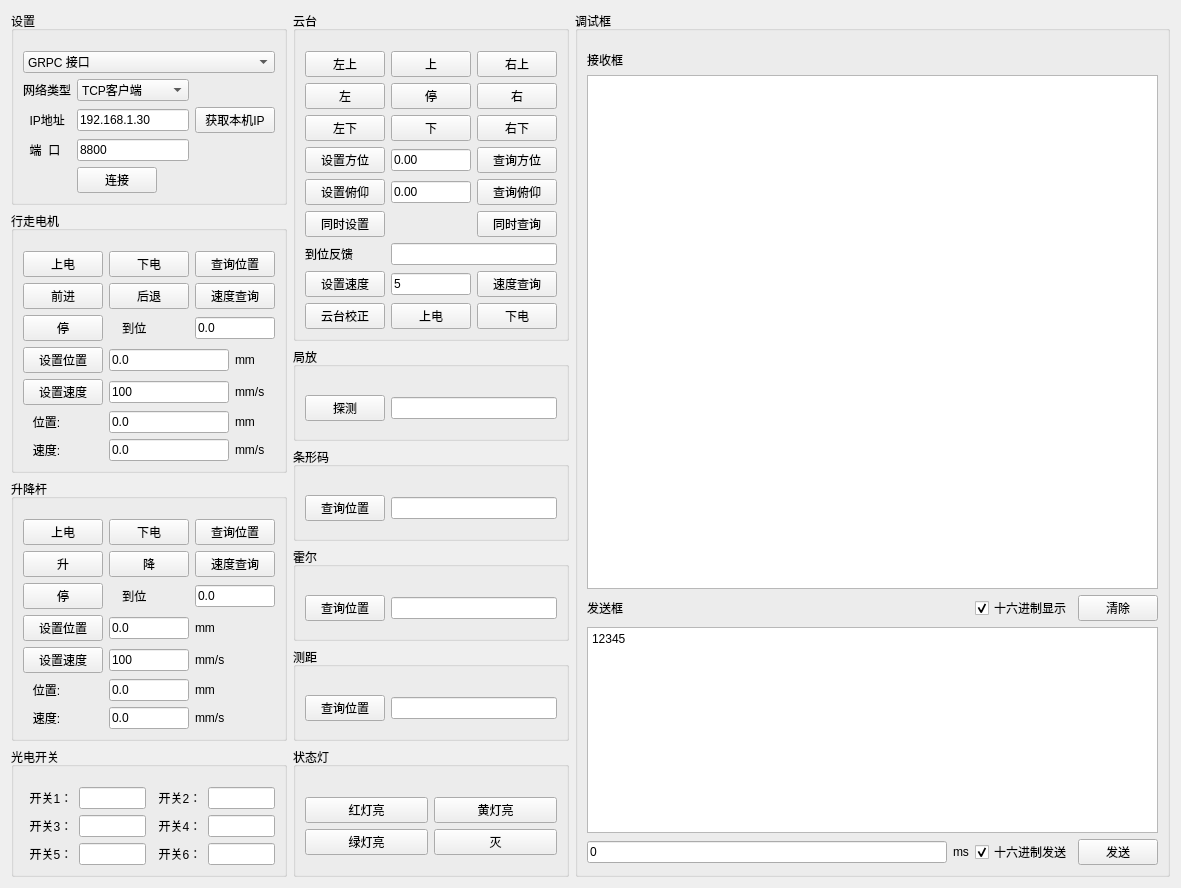
This is src/ui/ORIR_Debug_Page.ui in zhangfengqilk/ORIR_Debug_Client as Qt 5 draws it before an edit. The edited form follows.
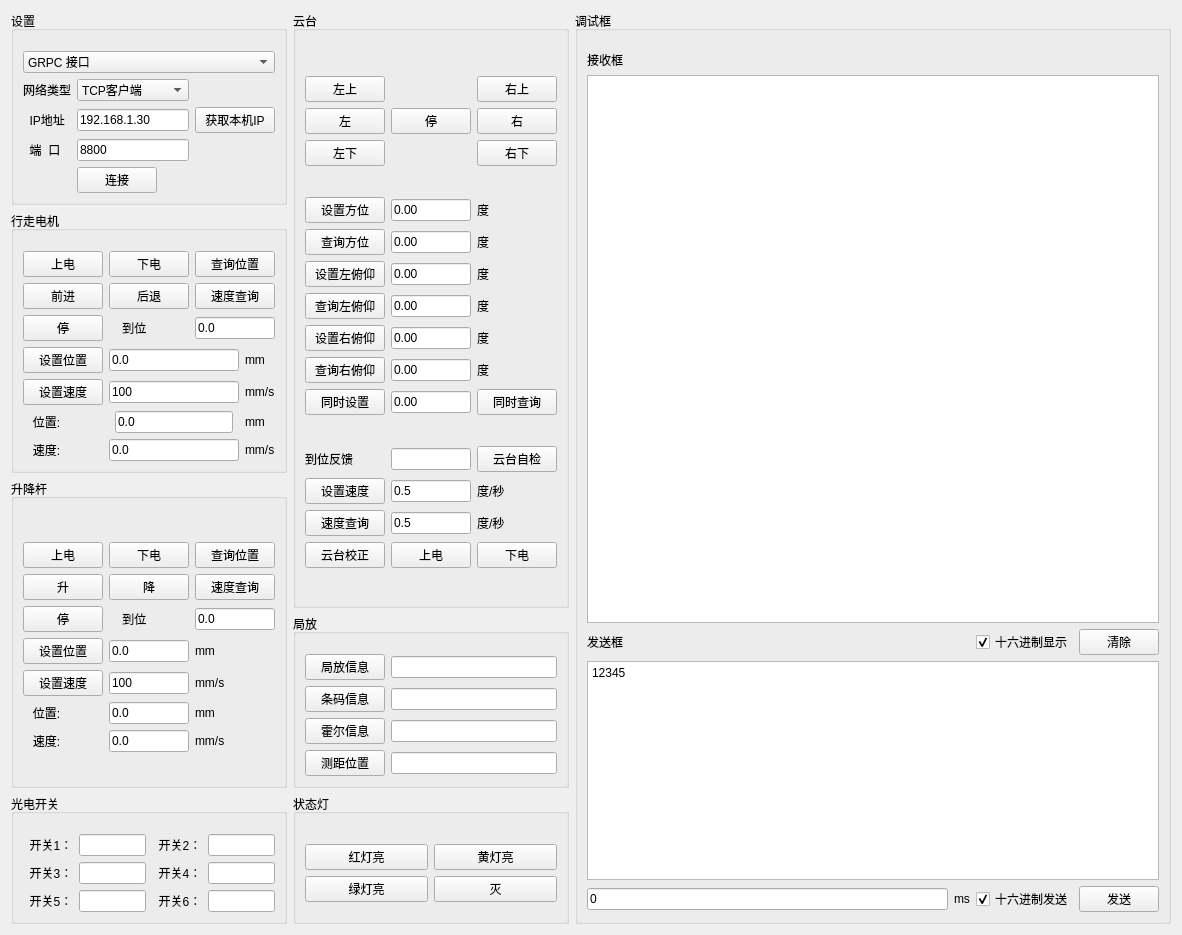
This is the edited form.

The edit to the form file:
```diff
--- a/src/ui/ORIR_Debug_Page.ui
+++ b/src/ui/ORIR_Debug_Page.ui
@@ -6,8 +6,8 @@
    <rect>
     <x>0</x>
     <y>0</y>
-    <width>1181</width>
-    <height>876</height>
+    <width>1182</width>
+    <height>935</height>
    </rect>
   </property>
   <property name="windowTitle">
@@ -122,201 +122,6 @@
        </layout>
       </widget>
      </item>
-     <item row="0" column="1" rowspan="2">
-      <widget class="QGroupBox" name="groupBox_2">
-       <property name="title">
-        <string>云台</string>
-       </property>
-       <layout class="QGridLayout" name="gridLayout_6">
-        <property name="topMargin">
-         <number>20</number>
-        </property>
-        <item row="0" column="0">
-         <layout class="QGridLayout" name="gridLayout_3">
-          <item row="1" column="2">
-           <widget class="QPushButton" name="ptz_stop_btn">
-            <property name="text">
-             <string>停</string>
-            </property>
-           </widget>
-          </item>
-          <item row="0" column="3">
-           <widget class="QPushButton" name="ptz_rightup_btn">
-            <property name="text">
-             <string>右上</string>
-            </property>
-           </widget>
-          </item>
-          <item row="2" column="3">
-           <widget class="QPushButton" name="ptz_rightdown_btn">
-            <property name="text">
-             <string>右下</string>
-            </property>
-           </widget>
-          </item>
-          <item row="1" column="3">
-           <widget class="QPushButton" name="ptz_right_btn">
-            <property name="text">
-             <string>右</string>
-            </property>
-           </widget>
-          </item>
-          <item row="2" column="1">
-           <widget class="QPushButton" name="ptz_leftdown_btn">
-            <property name="text">
-             <string>左下</string>
-            </property>
-           </widget>
-          </item>
-          <item row="0" column="2">
-           <widget class="QPushButton" name="ptz_up_btn">
-            <property name="text">
-             <string>上</string>
-            </property>
-           </widget>
-          </item>
-          <item row="0" column="1">
-           <widget class="QPushButton" name="ptz_leftup_btn">
-            <property name="text">
-             <string>左上</string>
-            </property>
-           </widget>
-          </item>
-          <item row="2" column="2">
-           <widget class="QPushButton" name="ptz_down_btn">
-            <property name="text">
-             <string>下</string>
-            </property>
-           </widget>
-          </item>
-          <item row="1" column="1">
-           <widget class="QPushButton" name="ptz_left_btn">
-            <property name="text">
-             <string>左</string>
-            </property>
-           </widget>
-          </item>
-         </layout>
-        </item>
-        <item row="2" column="0">
-         <layout class="QGridLayout" name="gridLayout_4">
-          <item row="1" column="1">
-           <widget class="QLineEdit" name="ptz_velocity_le">
-            <property name="text">
-             <string>5</string>
-            </property>
-           </widget>
-          </item>
-          <item row="1" column="0">
-           <widget class="QPushButton" name="ptz_set_velocity_btn">
-            <property name="text">
-             <string>设置速度</string>
-            </property>
-           </widget>
-          </item>
-          <item row="1" column="2">
-           <widget class="QPushButton" name="ptz_query_velocity_btn">
-            <property name="text">
-             <string>速度查询</string>
-            </property>
-           </widget>
-          </item>
-          <item row="2" column="0">
-           <widget class="QPushButton" name="ptz_set_zero_position_btn">
-            <property name="text">
-             <string>云台校正</string>
-            </property>
-           </widget>
-          </item>
-          <item row="0" column="0">
-           <widget class="QLabel" name="label_2">
-            <property name="text">
-             <string>到位反馈</string>
-            </property>
-           </widget>
-          </item>
-          <item row="2" column="1">
-           <widget class="QPushButton" name="ptz_poweron_btn">
-            <property name="text">
-             <string>上电</string>
-            </property>
-           </widget>
-          </item>
-          <item row="2" column="2">
-           <widget class="QPushButton" name="ptz_poweroff_btn">
-            <property name="text">
-             <string>下电</string>
-            </property>
-           </widget>
-          </item>
-          <item row="0" column="1" colspan="2">
-           <widget class="QLineEdit" name="ptz_inplace_le"/>
-          </item>
-         </layout>
-        </item>
-        <item row="1" column="0">
-         <layout class="QGridLayout" name="gridLayout_5">
-          <item row="1" column="1" colspan="2">
-           <widget class="QLineEdit" name="ptz_pitching_le">
-            <property name="text">
-             <string>0.00</string>
-            </property>
-           </widget>
-          </item>
-          <item row="1" column="0">
-           <widget class="QPushButton" name="ptz_set_pitching_btn">
-            <property name="text">
-             <string>设置俯仰</string>
-            </property>
-           </widget>
-          </item>
-          <item row="0" column="0">
-           <widget class="QPushButton" name="ptz_set_bearing_btn">
-            <property name="text">
-             <string>设置方位</string>
-            </property>
-           </widget>
-          </item>
-          <item row="0" column="1" colspan="2">
-           <widget class="QLineEdit" name="ptz_bearing_le">
-            <property name="text">
-             <string>0.00</string>
-            </property>
-           </widget>
-          </item>
-          <item row="0" column="3">
-           <widget class="QPushButton" name="ptz_query_bearing_btn">
-            <property name="text">
-             <string>查询方位</string>
-            </property>
-           </widget>
-          </item>
-          <item row="1" column="3">
-           <widget class="QPushButton" name="ptz_query_pitching_btn">
-            <property name="text">
-             <string>查询俯仰</string>
-            </property>
-           </widget>
-          </item>
-          <item row="2" column="0">
-           <widget class="QPushButton" name="ptz_set_bearing_pitching_btn">
-            <property name="text">
-             <string>同时设置</string>
-            </property>
-           </widget>
-          </item>
-          <item row="2" column="3">
-           <widget class="QPushButton" name="ptz_query_bearing_pitching_btn">
-            <property name="text">
-             <string>同时查询</string>
-            </property>
-           </widget>
-          </item>
-         </layout>
-        </item>
-       </layout>
-      </widget>
-     </item>
      <item row="0" column="2" rowspan="6">
       <widget class="QGroupBox" name="groupBox_11">
        <property name="title">
@@ -419,48 +224,6 @@
         </property>
         <item row="1" column="0">
          <layout class="QGridLayout" name="gridLayout_8">
-          <item row="0" column="0">
-           <widget class="QPushButton" name="walkmotor_set_pos_btn">
-            <property name="text">
-             <string>设置位置</string>
-            </property>
-           </widget>
-          </item>
-          <item row="1" column="0">
-           <widget class="QPushButton" name="walkmotor_set_velocity_btn">
-            <property name="text">
-             <string>设置速度</string>
-            </property>
-           </widget>
-          </item>
-          <item row="2" column="0">
-           <widget class="QLabel" name="label_16">
-            <property name="text">
-             <string>   位置:</string>
-            </property>
-           </widget>
-          </item>
-          <item row="1" column="4">
-           <widget class="QLabel" name="label_20">
-            <property name="text">
-             <string>mm/s</string>
-            </property>
-           </widget>
-          </item>
-          <item row="0" column="4">
-           <widget class="QLabel" name="label_19">
-            <property name="text">
-             <string>mm</string>
-            </property>
-           </widget>
-          </item>
-          <item row="3" column="0">
-           <widget class="QLabel" name="label_17">
-            <property name="text">
-             <string>   速度:</string>
-            </property>
-           </widget>
-          </item>
           <item row="0" column="1" colspan="3">
            <widget class="QLineEdit" name="walkmotor_pos_le">
             <property name="text">
@@ -468,6 +231,20 @@
             </property>
            </widget>
           </item>
+          <item row="2" column="4">
+           <widget class="QLabel" name="label_21">
+            <property name="text">
+             <string>mm</string>
+            </property>
+           </widget>
+          </item>
+          <item row="0" column="4">
+           <widget class="QLabel" name="label_19">
+            <property name="text">
+             <string>mm</string>
+            </property>
+           </widget>
+          </item>
           <item row="1" column="1" colspan="3">
            <widget class="QLineEdit" name="walkmotor_velocity_le">
             <property name="text">
@@ -475,10 +252,31 @@
             </property>
            </widget>
           </item>
-          <item row="2" column="1" colspan="3">
-           <widget class="QLineEdit" name="walkmotor_realtime_pos_le">
+          <item row="0" column="0">
+           <widget class="QPushButton" name="walkmotor_set_pos_btn">
             <property name="text">
-             <string>0.0</string>
+             <string>设置位置</string>
+            </property>
+           </widget>
+          </item>
+          <item row="1" column="0">
+           <widget class="QPushButton" name="walkmotor_set_velocity_btn">
+            <property name="text">
+             <string>设置速度</string>
+            </property>
+           </widget>
+          </item>
+          <item row="3" column="0">
+           <widget class="QLabel" name="label_17">
+            <property name="text">
+             <string>   速度:</string>
+            </property>
+           </widget>
+          </item>
+          <item row="2" column="0">
+           <widget class="QLabel" name="label_16">
+            <property name="text">
+             <string>   位置:</string>
             </property>
            </widget>
           </item>
@@ -489,13 +287,6 @@
             </property>
            </widget>
           </item>
-          <item row="2" column="4">
-           <widget class="QLabel" name="label_21">
-            <property name="text">
-             <string>mm</string>
-            </property>
-           </widget>
-          </item>
           <item row="3" column="4">
            <widget class="QLabel" name="label_22">
             <property name="text">
@@ -503,6 +294,20 @@
             </property>
            </widget>
           </item>
+          <item row="1" column="4">
+           <widget class="QLabel" name="label_20">
+            <property name="text">
+             <string>mm/s</string>
+            </property>
+           </widget>
+          </item>
+          <item row="2" column="2">
+           <widget class="QLineEdit" name="walkmotor_realtime_position_le">
+            <property name="text">
+             <string>0.0</string>
+            </property>
+           </widget>
+          </item>
          </layout>
         </item>
         <item row="0" column="0">
@@ -575,114 +380,6 @@
        </layout>
       </widget>
      </item>
-     <item row="2" column="1" rowspan="3">
-      <layout class="QGridLayout" name="gridLayout_20">
-       <item row="0" column="0">
-        <widget class="QGroupBox" name="groupBox_7">
-         <property name="title">
-          <string>局放</string>
-         </property>
-         <layout class="QGridLayout" name="gridLayout_16">
-          <property name="topMargin">
-           <number>20</number>
-          </property>
-          <item row="0" column="0">
-           <layout class="QHBoxLayout" name="horizontalLayout_2">
-            <item>
-             <widget class="QPushButton" name="partialdischarge_detect_btn">
-              <property name="text">
-               <string>探测</string>
-              </property>
-             </widget>
-            </item>
-            <item>
-             <widget class="QLineEdit" name="partialdischarge_result_le"/>
-            </item>
-           </layout>
-          </item>
-         </layout>
-        </widget>
-       </item>
-       <item row="1" column="0">
-        <widget class="QGroupBox" name="groupBox_8">
-         <property name="title">
-          <string>条形码</string>
-         </property>
-         <layout class="QGridLayout" name="gridLayout_17">
-          <property name="topMargin">
-           <number>20</number>
-          </property>
-          <item row="0" column="0">
-           <layout class="QHBoxLayout" name="horizontalLayout_3">
-            <item>
-             <widget class="QPushButton" name="barcode_query_position_btn">
-              <property name="text">
-               <string>查询位置</string>
-              </property>
-             </widget>
-            </item>
-            <item>
-             <widget class="QLineEdit" name="barcode_position_le"/>
-            </item>
-           </layout>
-          </item>
-         </layout>
-        </widget>
-       </item>
-       <item row="2" column="0">
-        <widget class="QGroupBox" name="groupBox_9">
-         <property name="title">
-          <string>霍尔</string>
-         </property>
-         <layout class="QGridLayout" name="gridLayout_18">
-          <property name="topMargin">
-           <number>20</number>
-          </property>
-          <item row="0" column="0">
-           <layout class="QHBoxLayout" name="horizontalLayout_4">
-            <item>
-             <widget class="QPushButton" name="hall_query_position_btn">
-              <property name="text">
-               <string>查询位置</string>
-              </property>
-             </widget>
-            </item>
-            <item>
-             <widget class="QLineEdit" name="hall_position_le"/>
-            </item>
-           </layout>
-          </item>
-         </layout>
-        </widget>
-       </item>
-       <item row="3" column="0">
-        <widget class="QGroupBox" name="groupBox_10">
-         <property name="title">
-          <string>测距</string>
-         </property>
-         <layout class="QGridLayout" name="gridLayout_19">
-          <property name="topMargin">
-           <number>20</number>
-          </property>
-          <item row="0" column="0">
-           <layout class="QHBoxLayout" name="horizontalLayout_5">
-            <item>
-             <widget class="QPushButton" name="ranging_query_position_btn">
-              <property name="text">
-               <string>查询位置</string>
-              </property>
-             </widget>
-            </item>
-            <item>
-             <widget class="QLineEdit" name="ranging_position_le"/>
-            </item>
-           </layout>
-          </item>
-         </layout>
-        </widget>
-       </item>
-      </layout>
-     </item>
      <item row="5" column="1">
       <widget class="QGroupBox" name="groupBox_5">
        <property name="title">
@@ -966,6 +663,384 @@
        </layout>
       </widget>
      </item>
+     <item row="4" column="1">
+      <layout class="QGridLayout" name="gridLayout_20">
+       <property name="sizeConstraint">
+        <enum>QLayout::SetFixedSize</enum>
+       </property>
+       <property name="verticalSpacing">
+        <number>6</number>
+       </property>
+       <item row="0" column="0">
+        <widget class="QGroupBox" name="groupBox_7">
+         <property name="title">
+          <string>局放</string>
+         </property>
+         <layout class="QGridLayout" name="gridLayout_16">
+          <property name="topMargin">
+           <number>20</number>
+          </property>
+          <item row="2" column="0">
+           <layout class="QHBoxLayout" name="horizontalLayout_4">
+            <item>
+             <widget class="QPushButton" name="hall_query_position_btn">
+              <property name="text">
+               <string>霍尔信息</string>
+              </property>
+             </widget>
+            </item>
+            <item>
+             <widget class="QLineEdit" name="hall_position_le"/>
+            </item>
+           </layout>
+          </item>
+          <item row="0" column="0">
+           <layout class="QHBoxLayout" name="horizontalLayout_2">
+            <item>
+             <widget class="QPushButton" name="partialdischarge_detect_btn">
+              <property name="text">
+               <string>局放信息</string>
+              </property>
+             </widget>
+            </item>
+            <item>
+             <widget class="QLineEdit" name="partialdischarge_result_le"/>
+            </item>
+           </layout>
+          </item>
+          <item row="1" column="0">
+           <layout class="QHBoxLayout" name="horizontalLayout_3">
+            <item>
+             <widget class="QPushButton" name="barcode_query_position_btn">
+              <property name="text">
+               <string>条码信息</string>
+              </property>
+             </widget>
+            </item>
+            <item>
+             <widget class="QLineEdit" name="barcode_position_le"/>
+            </item>
+           </layout>
+          </item>
+          <item row="3" column="0">
+           <layout class="QHBoxLayout" name="horizontalLayout_5">
+            <item>
+             <widget class="QPushButton" name="ranging_query_position_btn">
+              <property name="text">
+               <string>测距位置</string>
+              </property>
+             </widget>
+            </item>
+            <item>
+             <widget class="QLineEdit" name="ranging_cur_position_le"/>
+            </item>
+           </layout>
+          </item>
+         </layout>
+        </widget>
+       </item>
+      </layout>
+     </item>
+     <item row="0" column="1" rowspan="4">
+      <widget class="QGroupBox" name="groupBox_2">
+       <property name="title">
+        <string>云台</string>
+       </property>
+       <layout class="QGridLayout" name="gridLayout_6">
+        <property name="topMargin">
+         <number>20</number>
+        </property>
+        <item row="0" column="0">
+         <layout class="QGridLayout" name="gridLayout_3">
+          <item row="1" column="2">
+           <widget class="QPushButton" name="ptz_stop_btn">
+            <property name="text">
+             <string>停</string>
+            </property>
+           </widget>
+          </item>
+          <item row="0" column="3">
+           <widget class="QPushButton" name="ptz_irup_btn">
+            <property name="text">
+             <string>右上</string>
+            </property>
+           </widget>
+          </item>
+          <item row="2" column="3">
+           <widget class="QPushButton" name="ptz_irdown_btn">
+            <property name="text">
+             <string>右下</string>
+            </property>
+           </widget>
+          </item>
+          <item row="2" column="1">
+           <widget class="QPushButton" name="ptz_vldown_btn">
+            <property name="text">
+             <string>左下</string>
+            </property>
+           </widget>
+          </item>
+          <item row="0" column="1">
+           <widget class="QPushButton" name="ptz_vlup_btn">
+            <property name="text">
+             <string>左上</string>
+            </property>
+           </widget>
+          </item>
+          <item row="1" column="3">
+           <widget class="QPushButton" name="ptz_right_btn">
+            <property name="text">
+             <string>右</string>
+            </property>
+           </widget>
+          </item>
+          <item row="1" column="1">
+           <widget class="QPushButton" name="ptz_left_btn">
+            <property name="text">
+             <string>左</string>
+            </property>
+           </widget>
+          </item>
+         </layout>
+        </item>
+        <item row="1" column="0">
+         <layout class="QGridLayout" name="gridLayout_5">
+          <item row="3" column="0">
+           <widget class="QPushButton" name="ptz_query_left_tilt_btn">
+            <property name="text">
+             <string>查询左俯仰</string>
+            </property>
+           </widget>
+          </item>
+          <item row="5" column="0">
+           <widget class="QPushButton" name="ptz_query_right_tilt_btn">
+            <property name="text">
+             <string>查询右俯仰</string>
+            </property>
+           </widget>
+          </item>
+          <item row="0" column="3">
+           <widget class="QLabel" name="label_30">
+            <property name="text">
+             <string>度</string>
+            </property>
+           </widget>
+          </item>
+          <item row="3" column="3">
+           <widget class="QLabel" name="label_33">
+            <property name="text">
+             <string>度</string>
+            </property>
+           </widget>
+          </item>
+          <item row="5" column="3">
+           <widget class="QLabel" name="label_39">
+            <property name="text">
+             <string>度</string>
+            </property>
+           </widget>
+          </item>
+          <item row="2" column="0">
+           <widget class="QPushButton" name="ptz_set_left_tilt_btn">
+            <property name="text">
+             <string>设置左俯仰</string>
+            </property>
+           </widget>
+          </item>
+          <item row="1" column="3">
+           <widget class="QLabel" name="label_31">
+            <property name="text">
+             <string>度</string>
+            </property>
+           </widget>
+          </item>
+          <item row="1" column="1" colspan="2">
+           <widget class="QLineEdit" name="ptz_cur_pan_le">
+            <property name="text">
+             <string>0.00</string>
+            </property>
+           </widget>
+          </item>
+          <item row="6" column="3">
+           <widget class="QPushButton" name="ptz_query_bearing_pitching_btn">
+            <property name="text">
+             <string>同时查询</string>
+            </property>
+           </widget>
+          </item>
+          <item row="1" column="0">
+           <widget class="QPushButton" name="ptz_query_bearing_btn">
+            <property name="text">
+             <string>查询方位</string>
+            </property>
+           </widget>
+          </item>
+          <item row="0" column="0">
+           <widget class="QPushButton" name="ptz_set_bearing_btn">
+            <property name="text">
+             <string>设置方位</string>
+            </property>
+           </widget>
+          </item>
+          <item row="4" column="3">
+           <widget class="QLabel" name="label_38">
+            <property name="text">
+             <string>度</string>
+            </property>
+           </widget>
+          </item>
+          <item row="4" column="0">
+           <widget class="QPushButton" name="ptz_set_right_tilt_btn">
+            <property name="text">
+             <string>设置右俯仰</string>
+            </property>
+           </widget>
+          </item>
+          <item row="0" column="1" colspan="2">
+           <widget class="QLineEdit" name="ptz_bearing_le">
+            <property name="text">
+             <string>0.00</string>
+            </property>
+           </widget>
+          </item>
+          <item row="2" column="3">
+           <widget class="QLabel" name="label_32">
+            <property name="text">
+             <string>度</string>
+            </property>
+           </widget>
+          </item>
+          <item row="6" column="0">
+           <widget class="QPushButton" name="ptz_set_bearing_pitching_btn">
+            <property name="text">
+             <string>同时设置</string>
+            </property>
+           </widget>
+          </item>
+          <item row="2" column="1" colspan="2">
+           <widget class="QLineEdit" name="ptz_set_left_tilt_le">
+            <property name="text">
+             <string>0.00</string>
+            </property>
+           </widget>
+          </item>
+          <item row="3" column="1" colspan="2">
+           <widget class="QLineEdit" name="ptz_cur_left_tilt_le">
+            <property name="text">
+             <string>0.00</string>
+            </property>
+           </widget>
+          </item>
+          <item row="4" column="1" colspan="2">
+           <widget class="QLineEdit" name="ptz_set_right_tilt_le">
+            <property name="text">
+             <string>0.00</string>
+            </property>
+           </widget>
+          </item>
+          <item row="5" column="1" colspan="2">
+           <widget class="QLineEdit" name="ptz_cur_right_tilt_le_">
+            <property name="text">
+             <string>0.00</string>
+            </property>
+           </widget>
+          </item>
+          <item row="6" column="1" colspan="2">
+           <widget class="QLineEdit" name="ptz_pitching_le_9">
+            <property name="text">
+             <string>0.00</string>
+            </property>
+           </widget>
+          </item>
+         </layout>
+        </item>
+        <item row="2" column="0">
+         <layout class="QGridLayout" name="gridLayout_4">
+          <item row="2" column="2">
+           <widget class="QLabel" name="label_40">
+            <property name="text">
+             <string>度/秒</string>
+            </property>
+           </widget>
+          </item>
+          <item row="0" column="2">
+           <widget class="QPushButton" name="ptz_self_check_btn">
+            <property name="text">
+             <string>云台自检</string>
+            </property>
+           </widget>
+          </item>
+          <item row="2" column="1">
+           <widget class="QLineEdit" name="ptz_cur_velocity_le">
+            <property name="text">
+             <string>0.5</string>
+            </property>
+           </widget>
+          </item>
+          <item row="3" column="2">
+           <widget class="QPushButton" name="ptz_poweroff_btn">
+            <property name="text">
+             <string>下电</string>
+            </property>
+           </widget>
+          </item>
+          <item row="2" column="0">
+           <widget class="QPushButton" name="ptz_query_velocity_btn">
+            <property name="text">
+             <string>速度查询</string>
+            </property>
+           </widget>
+          </item>
+          <item row="1" column="2">
+           <widget class="QLabel" name="label_41">
+            <property name="text">
+             <string>度/秒</string>
+            </property>
+           </widget>
+          </item>
+          <item row="1" column="1">
+           <widget class="QLineEdit" name="ptz_set_velocity_le">
+            <property name="text">
+             <string>0.5</string>
+            </property>
+           </widget>
+          </item>
+          <item row="3" column="1">
+           <widget class="QPushButton" name="ptz_poweron_btn">
+            <property name="text">
+             <string>上电</string>
+            </property>
+           </widget>
+          </item>
+          <item row="1" column="0">
+           <widget class="QPushButton" name="ptz_set_velocity_btn">
+            <property name="text">
+             <string>设置速度</string>
+            </property>
+           </widget>
+          </item>
+          <item row="3" column="0">
+           <widget class="QPushButton" name="ptz_set_zero_position_btn">
+            <property name="text">
+             <string>云台校正</string>
+            </property>
+           </widget>
+          </item>
+          <item row="0" column="1">
+           <widget class="QLineEdit" name="ptz_inplace_le"/>
+          </item>
+          <item row="0" column="0">
+           <widget class="QLabel" name="label_2">
+            <property name="text">
+             <string>到位反馈</string>
+            </property>
+           </widget>
+          </item>
+         </layout>
+        </item>
+       </layout>
+      </widget>
+     </item>
     </layout>
    </item>
   </layout>
```
